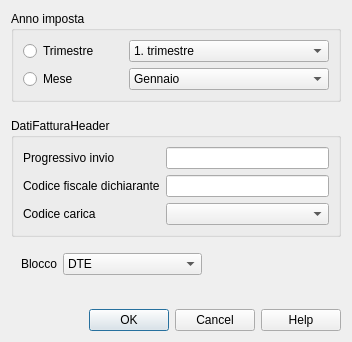
Above: Iva/2017/ch.banana.script.invoicedata.2017.dialog.ui from BananaAccounting/Italia before the change. Below: the same form after it.
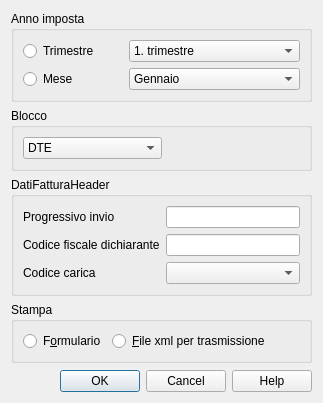
That is the form after the change.

The edit to the form file:
```diff
--- a/Iva/2017/ch.banana.script.invoicedata.2017.dialog.ui
+++ b/Iva/2017/ch.banana.script.invoicedata.2017.dialog.ui
@@ -6,14 +6,14 @@
    <rect>
     <x>0</x>
     <y>0</y>
-    <width>352</width>
-    <height>342</height>
+    <width>323</width>
+    <height>403</height>
    </rect>
   </property>
   <property name="windowTitle">
    <string notr="true">Comunicazione Dati fatture</string>
   </property>
-  <layout class="QVBoxLayout" name="verticalLayout_3">
+  <layout class="QVBoxLayout" name="verticalLayout_5">
    <item>
     <widget class="QGroupBox" name="periodoGroupBox">
      <property name="title">
@@ -160,20 +160,56 @@
     </widget>
    </item>
    <item>
-    <spacer name="verticalSpacer_4">
+    <widget class="QGroupBox" name="bloccoGroupBox">
+     <property name="title">
+      <string>Blocco</string>
+     </property>
+     <layout class="QVBoxLayout" name="verticalLayout_3">
+      <item>
+       <layout class="QHBoxLayout" name="horizontalLayout">
+        <item>
+         <widget class="QComboBox" name="bloccoComboBox">
+          <property name="sizePolicy">
+           <sizepolicy hsizetype="Expanding" vsizetype="Fixed">
+            <horstretch>0</horstretch>
+            <verstretch>0</verstretch>
+           </sizepolicy>
+          </property>
+          <property name="minimumSize">
+           <size>
+            <width>110</width>
+            <height>0</height>
+           </size>
+          </property>
+          <item>
+           <property name="text">
+            <string>DTE</string>
+           </property>
+          </item>
+          <item>
+           <property name="text">
+            <string>DTR</string>
+           </property>
+          </item>
+         </widget>
+        </item>
+        <item>
+         <spacer name="horizontalSpacer">
      <property name="orientation">
-      <enum>Qt::Vertical</enum>
-     </property>
-     <property name="sizeType">
-      <enum>QSizePolicy::Fixed</enum>
+           <enum>Qt::Horizontal</enum>
      </property>
      <property name="sizeHint" stdset="0">
       <size>
-       <width>20</width>
-       <height>10</height>
+            <width>40</width>
+            <height>20</height>
       </size>
      </property>
     </spacer>
+        </item>
+       </layout>
+      </item>
+     </layout>
+    </widget>
    </item>
    <item>
     <widget class="QGroupBox" name="datiFatturaHeaderGroupBox">
@@ -407,74 +443,29 @@
     </widget>
    </item>
    <item>
-    <spacer name="verticalSpacer_5">
-     <property name="orientation">
-      <enum>Qt::Vertical</enum>
+    <widget class="QGroupBox" name="stampaGroupBox">
+     <property name="title">
+      <string>Stampa</string>
      </property>
-     <property name="sizeType">
-      <enum>QSizePolicy::Fixed</enum>
-     </property>
-     <property name="sizeHint" stdset="0">
-      <size>
-       <width>20</width>
-       <height>10</height>
-      </size>
-     </property>
-    </spacer>
-   </item>
+     <layout class="QVBoxLayout" name="verticalLayout_4">
    <item>
-    <layout class="QHBoxLayout" name="horizontalLayout">
+       <layout class="QHBoxLayout" name="horizontalLayout_2">
      <item>
-      <spacer name="horizontalSpacer_2">
-       <property name="orientation">
-        <enum>Qt::Horizontal</enum>
-       </property>
-       <property name="sizeType">
-        <enum>QSizePolicy::Fixed</enum>
-       </property>
-       <property name="sizeHint" stdset="0">
-        <size>
-         <width>10</width>
-         <height>20</height>
-        </size>
-       </property>
-      </spacer>
-     </item>
-     <item>
-      <widget class="QLabel" name="bloccoLabel">
+         <widget class="QRadioButton" name="stampaReportRadioButton">
        <property name="text">
-        <string notr="true">Blocco</string>
+           <string>F&amp;ormulario</string>
        </property>
       </widget>
      </item>
      <item>
-      <widget class="QComboBox" name="bloccoComboBox">
-       <property name="sizePolicy">
-        <sizepolicy hsizetype="Expanding" vsizetype="Fixed">
-         <horstretch>0</horstretch>
-         <verstretch>0</verstretch>
-        </sizepolicy>
-       </property>
-       <property name="minimumSize">
-        <size>
-         <width>110</width>
-         <height>0</height>
-        </size>
-       </property>
-       <item>
+         <widget class="QRadioButton" name="stampaXmlRadioButton">
         <property name="text">
-         <string>DTE</string>
-        </property>
-       </item>
-       <item>
-        <property name="text">
-         <string>DTR</string>
-        </property>
-       </item>
+           <string>&amp;File xml per trasmissione</string>
+          </property>
       </widget>
      </item>
      <item>
-      <spacer name="horizontalSpacer">
+         <spacer name="horizontalSpacer_3">
        <property name="orientation">
         <enum>Qt::Horizontal</enum>
        </property>
@@ -487,6 +478,9 @@
       </spacer>
      </item>
     </layout>
+      </item>
+     </layout>
+    </widget>
    </item>
    <item>
     <spacer name="verticalSpacer">
```
Left out of the diff: 9 changed lines with no effect on the pictures. Lines whose indentation alone changed are shown as unchanged.
